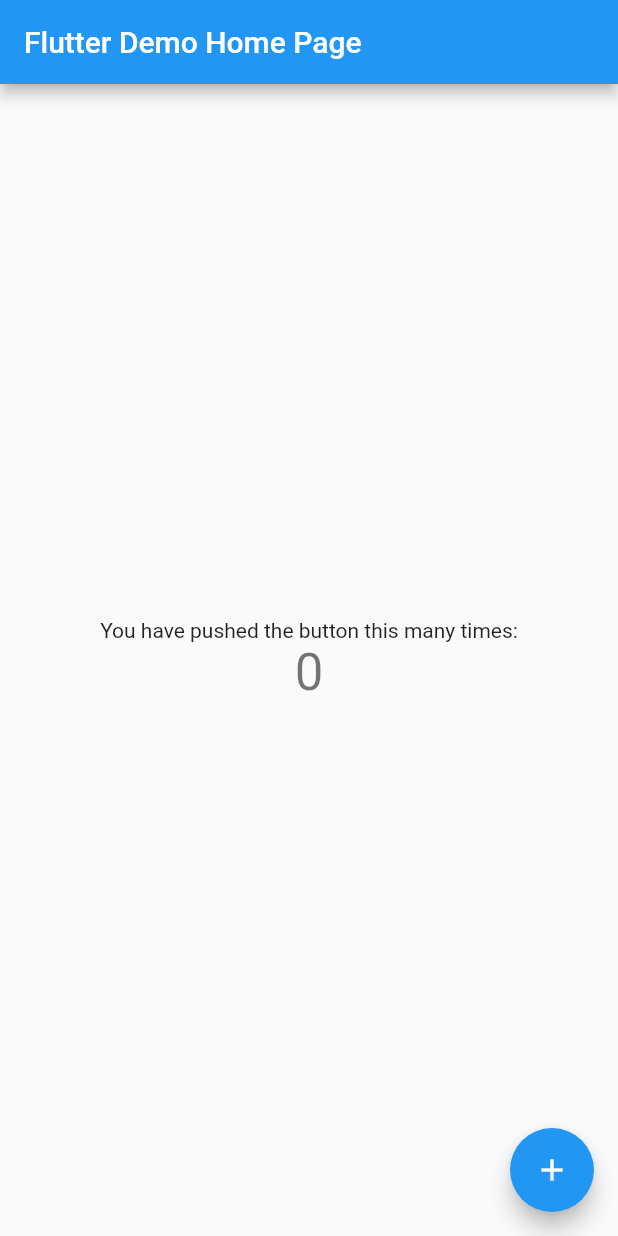
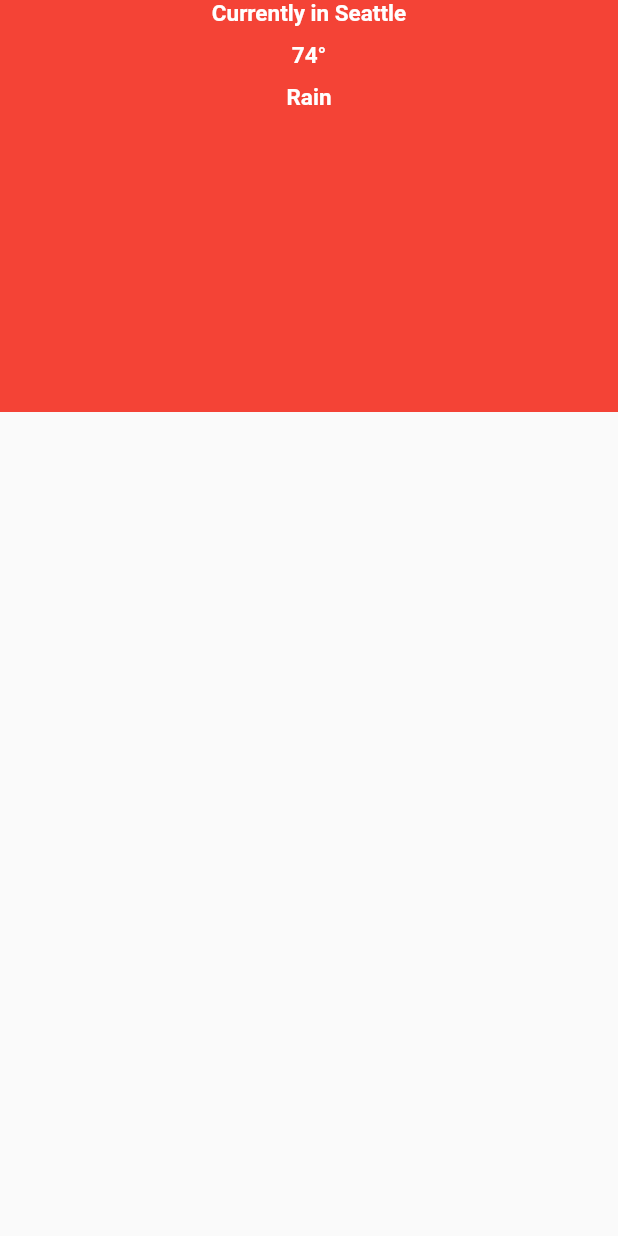
Before and after one commit to angelicrf/flutter, a Flutter app: the screen it shows after launch, on a phone screen of 412 x 824 dp. Run offline on Flutter 3.47's test engine with Material 2 defaults, Android fonts, the phone set to English and light mode, and no system bars.

Commit message:
materialapp Widget

```diff
--- a/weatherapp/lib/main.dart
+++ b/weatherapp/lib/main.dart
@@ -1,117 +1,60 @@
 import 'package:flutter/material.dart';
 
-void main() {
-  runApp(MyApp());
-}
+void main() => {
+  runApp(
+      MaterialApp(
+      title: "Weather-app",
+        home: Home(),
+        )
+  )
+};
 
-class MyApp extends StatelessWidget {
+class Home extends StatefulWidget {
   // This widget is the root of your application.
   @override
-  Widget build(BuildContext context) {
-    return MaterialApp(
-      title: 'Flutter Demo',
-      theme: ThemeData(
-        // This is the theme of your application.
-        //
-        // Try running your application with "flutter run". You'll see the
-        // application has a blue toolbar. Then, without quitting the app, try
-        // changing the primarySwatch below to Colors.green and then invoke
-        // "hot reload" (press "r" in the console where you ran "flutter run",
-        // or simply save your changes to "hot reload" in a Flutter IDE).
-        // Notice that the counter didn't reset back to zero; the application
-        // is not restarted.
-        primarySwatch: Colors.blue,
-        // This makes the visual density adapt to the platform that you run
-        // the app on. For desktop platforms, the controls will be smaller and
-        // closer together (more dense) than on mobile platforms.
-        visualDensity: VisualDensity.adaptivePlatformDensity,
+  State<StatefulWidget> createState(){
+    return _HomeState();
+  }
+}
+class _HomeState extends State<Home>{
+  @override
+  Widget build(BuildContext context){
+    return Scaffold(
+      body: Column(
+        children: <Widget>[
+          Container(
+            height: MediaQuery.of(context).size.height /3,
+            width: MediaQuery.of(context).size.width,
+            color: Colors.red,
+            child: Column(
+              children: <Widget>[
+                Padding(
+                  padding: EdgeInsets.only(bottom: 10.0),
+                  child: Text("Currently in Seattle", style: TextStyle(
+                    fontSize: 15,
+                    fontWeight: FontWeight.bold,
+                      color: Colors.white
+                  ),),
+                ),
+                Text("74\u00B0", style: TextStyle(
+                  color: Colors.white,
+                  fontWeight: FontWeight.w600,
+                  fontSize: 15
+                ),),
+                Padding(
+                  padding: EdgeInsets.only(top: 10.0),
+                  child: Text("Rain", style: TextStyle(
+                      fontSize: 15,
+                      fontWeight: FontWeight.bold,
+                      color: Colors.white
+                  ),),
+                ),
+
+              ],
+            ),
+          )
+        ],
       ),
-      home: MyHomePage(title: 'Flutter Demo Home Page'),
     );
   }
 }
-
-class MyHomePage extends StatefulWidget {
-  MyHomePage({Key key, this.title}) : super(key: key);
-
-  // This widget is the home page of your application. It is stateful, meaning
-  // that it has a State object (defined below) that contains fields that affect
-  // how it looks.
-
-  // This class is the configuration for the state. It holds the values (in this
-  // case the title) provided by the parent (in this case the App widget) and
-  // used by the build method of the State. Fields in a Widget subclass are
-  // always marked "final".
-
-  final String title;
-
-  @override
-  _MyHomePageState createState() => _MyHomePageState();
-}
-
-class _MyHomePageState extends State<MyHomePage> {
-  int _counter = 0;
-
-  void _incrementCounter() {
-    setState(() {
-      // This call to setState tells the Flutter framework that something has
-      // changed in this State, which causes it to rerun the build method below
-      // so that the display can reflect the updated values. If we changed
-      // _counter without calling setState(), then the build method would not be
-      // called again, and so nothing would appear to happen.
-      _counter++;
-    });
-  }
-
-  @override
-  Widget build(BuildContext context) {
-    // This method is rerun every time setState is called, for instance as done
-    // by the _incrementCounter method above.
-    //
-    // The Flutter framework has been optimized to make rerunning build methods
-    // fast, so that you can just rebuild anything that needs updating rather
-    // than having to individually change instances of widgets.
-    return Scaffold(
-      appBar: AppBar(
-        // Here we take the value from the MyHomePage object that was created by
-        // the App.build method, and use it to set our appbar title.
-        title: Text(widget.title),
-      ),
-      body: Center(
-        // Center is a layout widget. It takes a single child and positions it
-        // in the middle of the parent.
-        child: Column(
-          // Column is also a layout widget. It takes a list of children and
-          // arranges them vertically. By default, it sizes itself to fit its
-          // children horizontally, and tries to be as tall as its parent.
-          //
-          // Invoke "debug painting" (press "p" in the console, choose the
-          // "Toggle Debug Paint" action from the Flutter Inspector in Android
-          // Studio, or the "Toggle Debug Paint" command in Visual Studio Code)
-          // to see the wireframe for each widget.
-          //
-          // Column has various properties to control how it sizes itself and
-          // how it positions its children. Here we use mainAxisAlignment to
-          // center the children vertically; the main axis here is the vertical
-          // axis because Columns are vertical (the cross axis would be
-          // horizontal).
-          mainAxisAlignment: MainAxisAlignment.center,
-          children: <Widget>[
-            Text(
-              'You have pushed the button this many times:',
-            ),
-            Text(
-              '$_counter',
-              style: Theme.of(context).textTheme.headline4,
-            ),
-          ],
-        ),
-      ),
-      floatingActionButton: FloatingActionButton(
-        onPressed: _incrementCounter,
-        tooltip: 'Increment',
-        child: Icon(Icons.add),
-      ), // This trailing comma makes auto-formatting nicer for build methods.
-    );
-  }
-}
```
Also changed, not shown: 1 other file.
